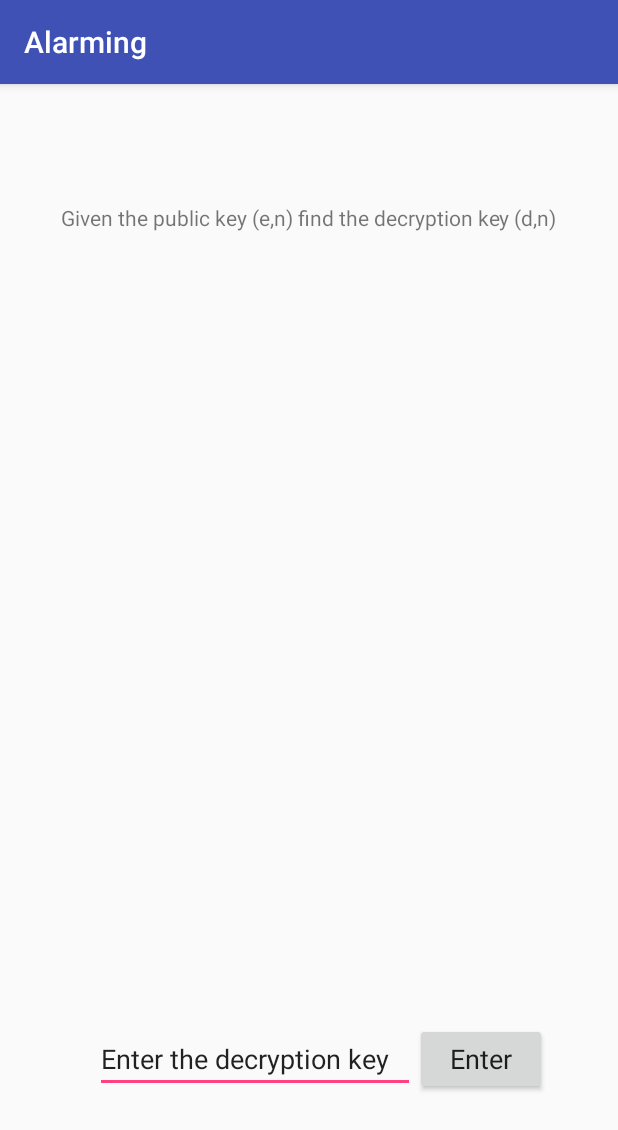
After one commit to maxtauro/Alarming, an Android app: the AlarmRingingActivity screen opened directly, with no data from a screen before it, on a phone screen of 412 x 824 dp. The commit adds this screen. Shown: the top 1130 px of the screen. Run offline under Robolectric (Android 15) with nearby library versions, the phone set to English and light mode, and no system bars.

Commit message:
activity launches when alarm is triggered, this will serve as the RSA puzzle later

```diff
--- a/app/src/main/AndroidManifest.xml
+++ b/app/src/main/AndroidManifest.xml
@@ -17,13 +17,13 @@
                 <category android:name="android.intent.category.LAUNCHER" />
             </intent-filter>
         </activity>
+        <activity android:name=".AlarmRingingActivity" />
 
         <receiver android:name=".AlarmReceiver" />
 
         <service android:name=".RingtonePlayingService"
             android:enabled="true"></service>
 
-
     </application>
 
 </manifest>
--- a/app/src/main/java/maxtauro/alarming/AlarmListPage.java
+++ b/app/src/main/java/maxtauro/alarming/AlarmListPage.java
@@ -15,10 +15,8 @@ import android.widget.AdapterView;
 import android.widget.ArrayAdapter;
 import android.widget.Button;
 import android.widget.ListView;
-import android.widget.Toast;
 
 import java.util.ArrayList;
-import java.util.Arrays;
 import java.util.List;
 
 public class AlarmListPage extends AppCompatActivity {
@@ -83,6 +81,7 @@ public class AlarmListPage extends AppCompatActivity {
             isEditing = false;
         }
         AlarmObject alarm = new AlarmObject(hour,min,alarmManager);
+        alarm.setAlarm(context);
         alarmsList.add(alarm);
         adapter.notifyDataSetChanged();
     }
--- a/app/src/main/java/maxtauro/alarming/AlarmReceiver.java
+++ b/app/src/main/java/maxtauro/alarming/AlarmReceiver.java
@@ -16,7 +16,7 @@ public class AlarmReceiver extends BroadcastReceiver{
         Log.e("In the receiver class", "Yasss");
 
         // get alarmState from the intent
-        boolean alarmState = intent.getExtras().getBoolean("alarmState");
+        boolean alarmState = intent.getExtras().getBoolean("stopAlarm");
 
         Log.i("is the alarm on?", String.valueOf(alarmState));
 
@@ -24,7 +24,7 @@ public class AlarmReceiver extends BroadcastReceiver{
         Intent service_intent = new Intent(context, RingtonePlayingService.class);
 
         // pass the extra string from main to ringtone playing service
-        service_intent.putExtra("extra", alarmState);
+        service_intent.putExtra("stopAlarm", alarmState);
 
         // start the ringtone
         context.startService(service_intent);
--- /dev/null
+++ b/app/src/main/java/maxtauro/alarming/AlarmRingingActivity.java
@@ -0,0 +1,42 @@
+package maxtauro.alarming;
+
+import android.content.Context;
+import android.media.MediaPlayer;
+import android.os.Bundle;
+import android.support.annotation.Nullable;
+import android.support.v7.app.AppCompatActivity;
+import android.view.View;
+import android.widget.Button;
+import android.widget.EditText;
+import android.widget.Toast;
+
+/**
+ * Created by maxtauro on 2018-02-09.
+ */
+
+public class AlarmRingingActivity extends AppCompatActivity {
+    private EditText dismissText;
+    private Button dismissButton;
+
+    @Override
+    protected void onCreate(@Nullable Bundle savedInstanceState) {
+        super.onCreate(savedInstanceState);
+        setContentView(R.layout.alarm_ringing_activity);
+
+        final MediaPlayer mediaSong = MediaPlayer.create(this, R.raw.alien_drum);
+        mediaSong.start();
+        dismissButton = (Button) findViewById(R.id.dismissButton);
+        dismissText = (EditText) findViewById(R.id.dismiss_text);
+
+        dismissButton.setOnClickListener(new View.OnClickListener() {
+            @Override
+            public void onClick(View v) {
+                Toast msg = Toast.makeText(getBaseContext(), dismissText.getText(), Toast.LENGTH_LONG);
+                msg.show();
+                mediaSong.stop();
+                mediaSong.reset();
+
+            }
+        });
+    }
+}
--- /dev/null
+++ b/app/src/main/res/layout/alarm_ringing_activity.xml
@@ -0,0 +1,38 @@
+<?xml version="1.0" encoding="utf-8"?>
+<RelativeLayout xmlns:android="http://schemas.android.com/apk/res/android"
+    android:layout_width="match_parent" android:layout_height="match_parent">
+
+    <EditText
+        android:id="@+id/dismiss_text"
+        android:layout_width="wrap_content"
+        android:layout_height="wrap_content"
+        android:layout_alignBaseline="@+id/dismissButton"
+        android:layout_alignBottom="@+id/dismissButton"
+        android:layout_toLeftOf="@+id/dismissButton"
+        android:layout_toStartOf="@+id/dismissButton"
+        android:ems="10"
+        android:inputType="textPersonName"
+        android:text="Enter the decryption key" />
+
+    <TextView
+        android:id="@+id/textView"
+        android:layout_width="wrap_content"
+        android:layout_height="wrap_content"
+        android:layout_alignParentTop="true"
+        android:layout_centerHorizontal="true"
+        android:layout_marginTop="79dp"
+        android:text="Given the public key (e,n) find the decryption key (d,n)" />
+
+    <Button
+        android:id="@+id/dismissButton"
+        android:layout_width="wrap_content"
+        android:layout_height="wrap_content"
+        android:layout_alignParentBottom="true"
+        android:layout_alignParentEnd="true"
+        android:layout_alignParentRight="true"
+        android:layout_marginBottom="94dp"
+        android:layout_marginEnd="47dp"
+        android:layout_marginRight="47dp"
+        android:text="Enter"
+        android:textAppearance="@android:style/TextAppearance.Medium" />
+</RelativeLayout>
```
Also changed, not shown: app/src/main/java/maxtauro/alarming/AlarmObject.java (+6 -5 lines), app/src/main/java/maxtauro/alarming/RingtonePlayingService.java (+12 -16 lines), app/src/main/res/layout/activity_alarm_list.xml (+5 -4 lines), app/src/main/res/layout/activity_main.xml (deleted, +0 -47 lines), 1 other file.
